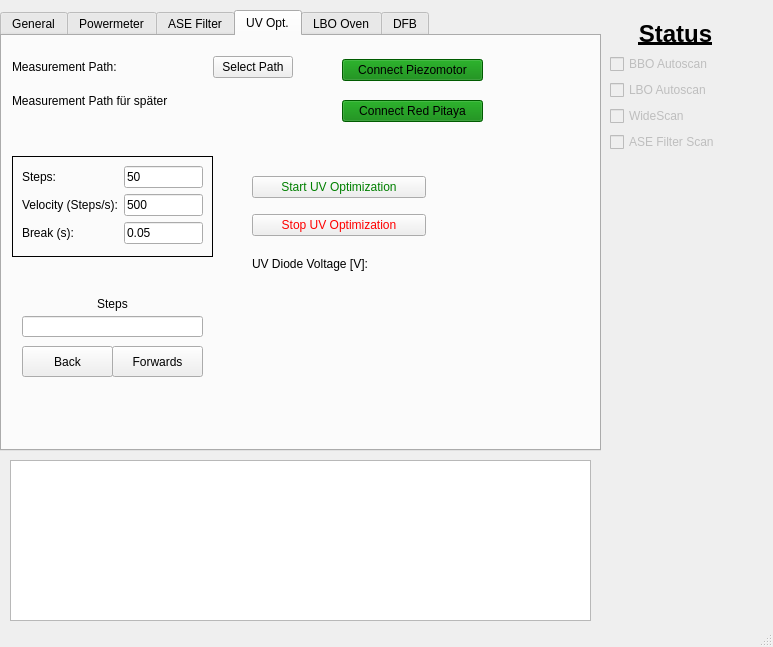
First picture: the form in pulsed_laser_interface.ui, repository XenoBene/PulsedLaserGUI, before the edit.
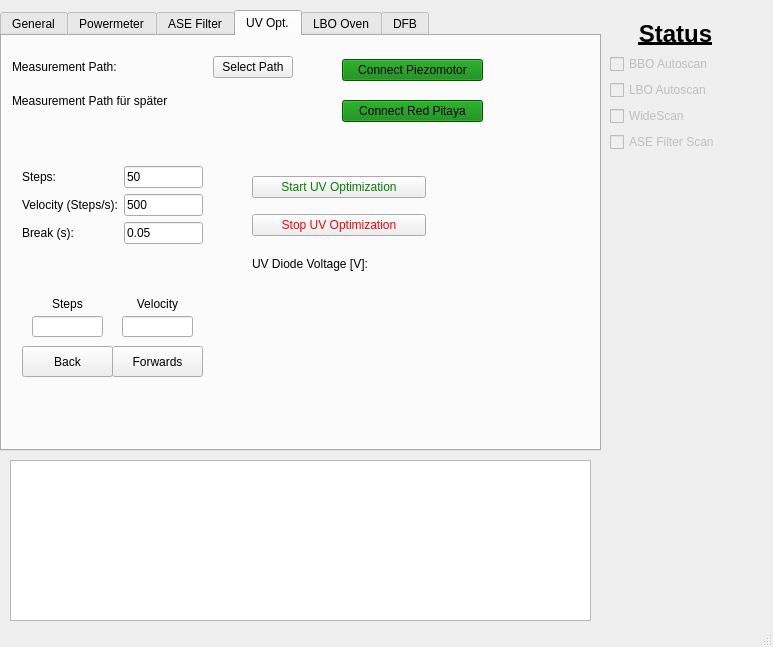
Second picture: the form after the edit. The open tabs and pages were chosen to show the change.

Commit message: Implemented BBO functions and GUI connections, but have not tested this yet

```diff
--- a/pulsed_laser_interface.ui
+++ b/pulsed_laser_interface.ui
@@ -683,7 +683,7 @@
         </widget>
        </item>
        <item row="1" column="1">
-        <widget class="QLineEdit" name="bbo_lineEdit_velocity">
+        <widget class="QLineEdit" name="bbo_lineEdit_scanVelocity">
          <property name="text">
           <string>500</string>
          </property>
@@ -750,28 +750,12 @@
        <string>UV Diode Voltage [V]:</string>
       </property>
      </widget>
-     <widget class="QFrame" name="frame">
+     <widget class="QLineEdit" name="bbo_lineEdit_relativeSteps">
       <property name="geometry">
        <rect>
-        <x>10</x>
-        <y>120</y>
-        <width>201</width>
-        <height>101</height>
-       </rect>
-      </property>
-      <property name="frameShape">
-       <enum>QFrame::Box</enum>
-      </property>
-      <property name="frameShadow">
-       <enum>QFrame::Plain</enum>
-      </property>
-     </widget>
-     <widget class="QLineEdit" name="lineEdit_7">
-      <property name="geometry">
-       <rect>
-        <x>20</x>
+        <x>30</x>
         <y>280</y>
-        <width>181</width>
+        <width>71</width>
         <height>21</height>
        </rect>
       </property>
@@ -779,9 +763,9 @@
      <widget class="QLabel" name="label_38">
       <property name="geometry">
        <rect>
-        <x>20</x>
+        <x>30</x>
         <y>260</y>
-        <width>181</width>
+        <width>71</width>
         <height>16</height>
        </rect>
       </property>
@@ -818,6 +802,32 @@
        <string>Back</string>
       </property>
      </widget>
+     <widget class="QLineEdit" name="bbo_lineEdit_velocity">
+      <property name="geometry">
+       <rect>
+        <x>120</x>
+        <y>280</y>
+        <width>71</width>
+        <height>21</height>
+       </rect>
+      </property>
+     </widget>
+     <widget class="QLabel" name="label_3">
+      <property name="geometry">
+       <rect>
+        <x>120</x>
+        <y>260</y>
+        <width>71</width>
+        <height>16</height>
+       </rect>
+      </property>
+      <property name="text">
+       <string>Velocity</string>
+      </property>
+      <property name="alignment">
+       <set>Qt::AlignCenter</set>
+      </property>
+     </widget>
     </widget>
     <widget class="QWidget" name="tab_5">
      <attribute name="title">
```
Left out of the diff: 4 changed lines with no effect on the pictures. The commit also changes 2 other files.
